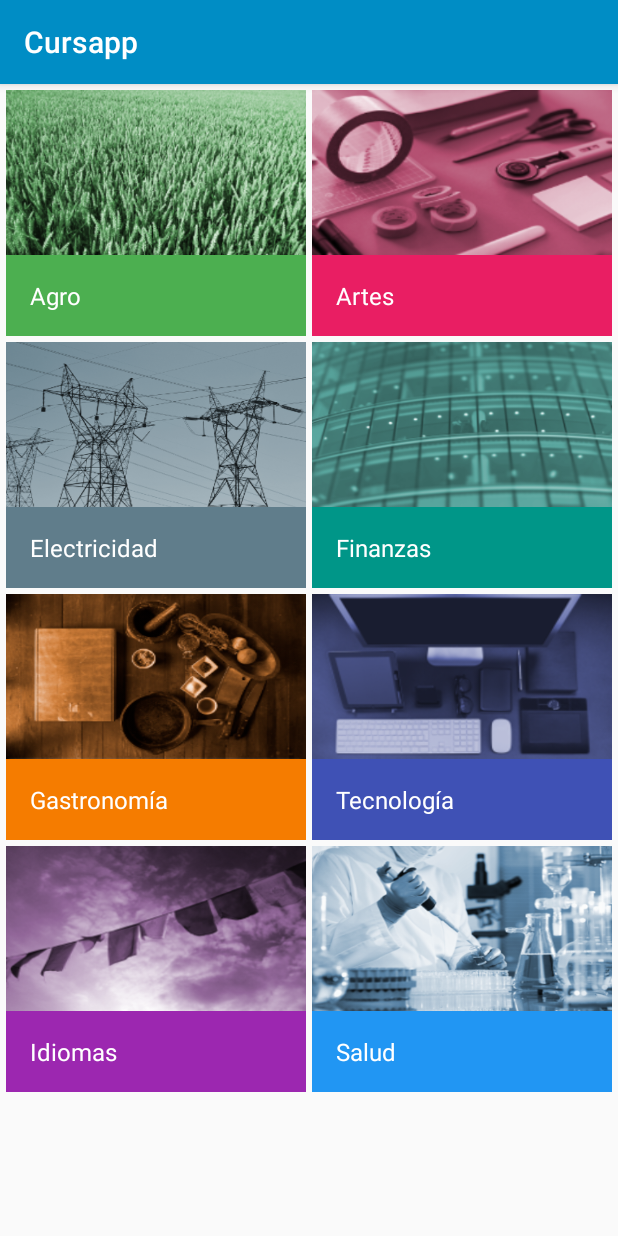
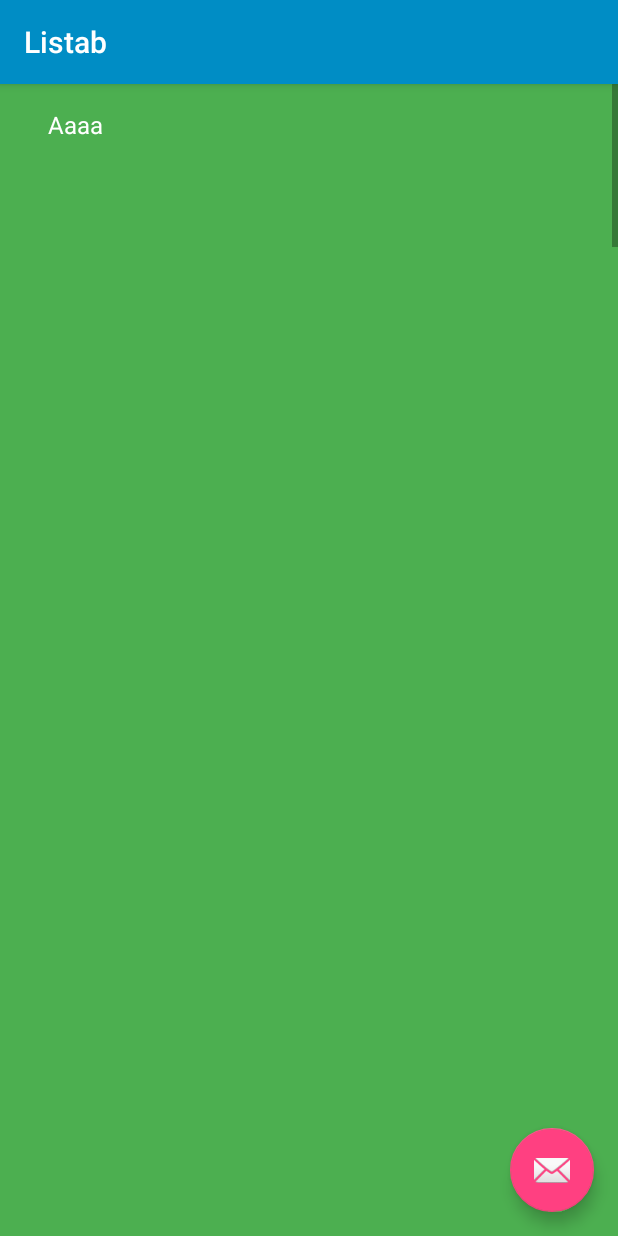
Before and after one commit to LuisLeguizamon/vistas_grid, an Android app: the screen it shows after launch (MainActivity before the commit, Listab after it), after a tap on "Agro", on a phone screen of 412 x 824 dp. Run offline under Robolectric (Android 15) with nearby library versions, the phone set to English and light mode, and no system bars.

Commit message:
lista con recycler view para la segunda vista

```diff
--- a/app/build.gradle
+++ b/app/build.gradle
@@ -23,4 +23,5 @@ dependencies {
     compile fileTree(dir: 'libs', include: ['*.jar'])
     testCompile 'junit:junit:4.12'
     compile 'com.android.support:appcompat-v7:23.1.0'
+    compile 'com.android.support:design:23.1.0'
 }
--- a/app/src/main/AndroidManifest.xml
+++ b/app/src/main/AndroidManifest.xml
@@ -15,6 +15,10 @@
                 <category android:name="android.intent.category.LAUNCHER" />
             </intent-filter>
         </activity>
+        <activity
+            android:name=".Listab"
+            android:label="@string/title_activity_listab"
+            android:theme="@style/AppTheme.NoActionBar"></activity>
     </application>
 
 </manifest>
--- /dev/null
+++ b/app/src/main/java/com/example/luis/vistas_grid/Listab.java
@@ -0,0 +1,50 @@
+package com.example.luis.vistas_grid;
+
+import android.os.Bundle;
+import android.support.design.widget.FloatingActionButton;
+import android.support.design.widget.Snackbar;
+import android.support.v7.app.AppCompatActivity;
+import android.support.v7.widget.LinearLayoutCompat;
+import android.support.v7.widget.LinearLayoutManager;
+import android.support.v7.widget.RecyclerView;
+import android.support.v7.widget.Toolbar;
+import android.view.View;
+
+public class Listab extends AppCompatActivity {
+
+    private RecyclerView mRecyclerView;
+    private RecyclerView.Adapter mAdapter;
+    private RecyclerView.LayoutManager mLayoutManager;
+    static final String[] valores = new String[] {"Aaaa","Bbbbb","Ccccc","Dddddd","Eeeeee"};
+
+    @Override
+    protected void onCreate(Bundle savedInstanceState) {
+        super.onCreate(savedInstanceState);
+        setContentView(R.layout.activity_listab);
+        Toolbar toolbar = (Toolbar) findViewById(R.id.toolbar);
+        setSupportActionBar(toolbar);
+
+        FloatingActionButton fab = (FloatingActionButton) findViewById(R.id.fab);
+        fab.setOnClickListener(new View.OnClickListener() {
+            @Override
+            public void onClick(View view) {
+                Snackbar.make(view, "Replace with your own action", Snackbar.LENGTH_LONG)
+                        .setAction("Action", null).show();
+            }
+        });
+
+        mRecyclerView = (RecyclerView) findViewById(R.id.my_recycler_view);
+
+        //use a linear layout manager
+        mLayoutManager = new LinearLayoutManager(this);
+        mRecyclerView.setLayoutManager(mLayoutManager);
+
+        //specify an adapter
+        mAdapter = new MyAdapterb(valores);
+        mRecyclerView.setAdapter(mAdapter);
+
+        //mRecyclerView.addItemDecoration(new DividerItemDecoration(this));
+
+    }
+
+}
--- a/app/src/main/java/com/example/luis/vistas_grid/MainActivity.java
+++ b/app/src/main/java/com/example/luis/vistas_grid/MainActivity.java
@@ -1,5 +1,6 @@
 package com.example.luis.vistas_grid;
 
+import android.content.Intent;
 import android.media.Image;
 import android.provider.Telephony;
 import android.support.v7.app.AppCompatActivity;
@@ -30,8 +31,13 @@ public class MainActivity extends AppCompatActivity {
 
                 Toast.makeText(MainActivity.this, "Wrong Input", Toast.LENGTH_LONG).show();
             }
-        });
+        });}
 
-    }
+
+    public void ir(View vista){
+        Intent intent = new Intent(this,Listab.class);
+        startActivity(intent);}
+
+
 
 }
--- /dev/null
+++ b/app/src/main/java/com/example/luis/vistas_grid/MyAdapterb.java
@@ -0,0 +1,66 @@
+package com.example.luis.vistas_grid;
+
+import android.support.v7.widget.RecyclerView;
+import android.view.LayoutInflater;
+import android.view.View;
+import android.view.ViewGroup;
+import android.widget.TextView;
+
+/**
+ * Created by luis on 29/01/16.
+ */
+public class MyAdapterb extends RecyclerView.Adapter<MyAdapterb.ViewHolder>{
+    private String[] mDataset;
+
+    // Provide a reference to the views for each data item
+    // Complex data items may need more than one view per item, and
+    // you provide access to all the views for a data item in a view holder
+    public static class ViewHolder extends RecyclerView.ViewHolder {
+        // each data item is just a string in this case
+        public TextView texto;
+
+        public ViewHolder(View v) {
+            super(v);
+            texto= (TextView) v.findViewById(R.id.tx_b);
+        }
+
+        public TextView getTexto(){
+            return texto;
+        }
+    }
+
+
+
+    // Provide a suitable constructor (depends on the kind of dataset)
+    public MyAdapterb(String[] myDataset) {
+        mDataset = myDataset;
+    }
+
+
+    // Create new views (invoked by the layout manager)
+    @Override
+    public MyAdapterb.ViewHolder onCreateViewHolder(ViewGroup parent,int viewType) {
+        // create a new view
+        View v = LayoutInflater.from(parent.getContext()).inflate(R.layout.content_listab, parent, false);
+        // set the view's size, margins, paddings and layout parameters
+        ViewHolder vh = new ViewHolder(v);
+        return vh;
+    }
+
+    // Replace the contents of a view (invoked by the layout manager)
+    @Override
+    public void onBindViewHolder(ViewHolder holder, int position) {
+        // - get element from your dataset at this position
+        // - replace the contents of the view with that element
+        holder.getTexto().setText(mDataset[position]);
+    }
+
+
+
+    // Return the size of your dataset (invoked by the layout manager)
+    @Override
+    public int getItemCount() {
+        return mDataset.length;
+    }
+
+}
--- /dev/null
+++ b/app/src/main/java/com/example/luis/vistas_grid/TextAdapter.java
@@ -0,0 +1,57 @@
+package com.example.luis.vistas_grid;
+
+import android.content.Context;
+import android.view.LayoutInflater;
+import android.view.View;
+import android.view.ViewGroup;
+import android.widget.BaseAdapter;
+import android.widget.TextView;
+
+/**
+ * Created by luis on 27/01/16.
+ */
+public class TextAdapter extends BaseAdapter {
+    private Context contexto;
+    private final String[] valores;
+
+    public TextAdapter(Context context, String[] values){
+        this.contexto=context;
+        this.valores=values;
+    }
+
+    public View getView (int position,View convertView, ViewGroup parent){
+
+        LayoutInflater inflater = (LayoutInflater) contexto.getSystemService(Context.LAYOUT_INFLATER_SERVICE);
+        View listview;
+
+        if (convertView==null){
+
+            listview=new View(contexto);
+
+            //get layout from content_listab.xml
+            listview=inflater.inflate(R.layout.content_listab,null);
+
+            //set value into textview
+            TextView texto = (TextView) listview.findViewById(R.id.tx_b);
+
+            texto.setText(valores[position]);
+
+        }
+
+        else { listview = (View) convertView;}
+
+        return listview;
+    }
+
+
+    @Override
+    public int getCount() { return valores.length;}
+
+    @Override
+    public Object getItem(int position){return null;}
+
+    @Override
+    public long getItemId(int position){return 0;}
+
+
+}
--- /dev/null
+++ b/app/src/main/res/layout/activity_listab.xml
@@ -0,0 +1,41 @@
+<?xml version="1.0" encoding="utf-8"?>
+<android.support.design.widget.CoordinatorLayout xmlns:android="http://schemas.android.com/apk/res/android"
+    xmlns:app="http://schemas.android.com/apk/res-auto"
+    xmlns:tools="http://schemas.android.com/tools"
+    android:layout_width="match_parent"
+    android:layout_height="match_parent"
+    android:fitsSystemWindows="true"
+    tools:context="com.example.luis.vistas_grid.Listab">
+
+    <android.support.design.widget.AppBarLayout
+        android:layout_width="match_parent"
+        android:layout_height="wrap_content"
+        android:theme="@style/AppTheme.AppBarOverlay">
+
+        <android.support.v7.widget.Toolbar
+            android:id="@+id/toolbar"
+            android:layout_width="match_parent"
+            android:layout_height="?attr/actionBarSize"
+            android:background="?attr/colorPrimary"
+            app:popupTheme="@style/AppTheme.PopupOverlay" />
+
+    </android.support.design.widget.AppBarLayout>
+
+    <include layout="@layout/content_listab" />
+
+    <android.support.design.widget.FloatingActionButton
+        android:id="@+id/fab"
+        android:layout_width="wrap_content"
+        android:layout_height="wrap_content"
+        android:layout_gravity="bottom|end"
+        android:layout_margin="@dimen/fab_margin"
+        android:src="@android:drawable/ic_dialog_email" />
+
+
+    <android.support.v7.widget.RecyclerView
+        android:id="@+id/my_recycler_view"
+        android:layout_width="match_parent"
+        android:layout_height="match_parent"
+        android:scrollbars="vertical"/>
+
+</android.support.design.widget.CoordinatorLayout>
--- /dev/null
+++ b/app/src/main/res/layout/content_listab.xml
@@ -0,0 +1,33 @@
+<?xml version="1.0" encoding="utf-8"?>
+<LinearLayout xmlns:android="http://schemas.android.com/apk/res/android"
+    xmlns:app="http://schemas.android.com/apk/res-auto"
+    xmlns:tools="http://schemas.android.com/tools"
+    android:layout_width="match_parent"
+    android:layout_height="match_parent"
+    android:orientation="vertical"
+    tools:context="com.example.luis.vistas_grid.Listab"
+    tools:showIn="@layout/activity_listab"
+    android:background="@color/green"
+    android:paddingLeft="@dimen/activity_horizontal_margin"
+    android:paddingRight="@dimen/activity_horizontal_margin"
+    android:paddingTop="56dp"
+    app:layout_behavior="@string/appbar_scrolling_view_behavior">
+
+
+    <TextView
+        android:layout_width="match_parent"
+        android:layout_height="match_parent"
+        android:fontFamily="sans-serif"
+        android:textSize="16sp"
+        android:padding="16dp"
+        android:textColor="@color/white"
+        android:id="@+id/tx_b"/>
+
+</LinearLayout>
+
+
+
+    <!--    android:paddingLeft="@dimen/activity_horizontal_margin"
+        android:paddingRight="@dimen/activity_horizontal_margin"
+        android:paddingTop="@dimen/activity_vertical_margin"
+        app:layout_behavior="@string/appbar_scrolling_view_behavior"-->
--- a/app/src/main/res/layout/item_list.xml
+++ b/app/src/main/res/layout/item_list.xml
@@ -2,13 +2,14 @@
 <LinearLayout xmlns:android="http://schemas.android.com/apk/res/android"
     android:layout_width="wrap_content"
     android:layout_height="wrap_content"
-    android:orientation="vertical">
+    android:orientation="vertical"
+    android:onClick="ir">
 
     <ImageView
         android:layout_width="match_parent"
         android:layout_height="110dp"
         android:layout_gravity="center"
-        android:id="@+id/image_item" />
+        android:id="@+id/image_item"/>
 
     <TextView
         android:layout_width="match_parent"
@@ -20,6 +21,3 @@
         android:id="@+id/txt_item"/>
 
 </LinearLayout>
-
-
-    <!-- android:background="@color/red_b"-->
--- /dev/null
+++ b/app/src/main/res/values-v21/styles.xml
@@ -0,0 +1,9 @@
+<resources>>
+
+    <style name="AppTheme.NoActionBar">
+        <item name="windowActionBar">false</item>
+        <item name="windowNoTitle">true</item>
+        <item name="android:windowDrawsSystemBarBackgrounds">true</item>
+        <item name="android:statusBarColor">@android:color/transparent</item>
+    </style>
+</resources>
--- a/app/src/main/res/values/dimens.xml
+++ b/app/src/main/res/values/dimens.xml
@@ -2,4 +2,5 @@
     <!-- Default screen margins, per the Android Design guidelines. -->
     <dimen name="activity_horizontal_margin">16dp</dimen>
     <dimen name="activity_vertical_margin">16dp</dimen>
+    <dimen name="fab_margin">16dp</dimen>
 </resources>
--- a/app/src/main/res/values/strings.xml
+++ b/app/src/main/res/values/strings.xml
@@ -1,3 +1,4 @@
 <resources>
     <string name="app_name">Cursapp</string>
+    <string name="title_activity_listab">Listab</string>
 </resources>
--- a/app/src/main/res/values/styles.xml
+++ b/app/src/main/res/values/styles.xml
@@ -8,4 +8,13 @@
         <item name="colorAccent">@color/colorAccent</item>
     </style>
 
+    <style name="AppTheme.NoActionBar">
+        <item name="windowActionBar">false</item>
+        <item name="windowNoTitle">true</item>
+    </style>
+
+    <style name="AppTheme.AppBarOverlay" parent="ThemeOverlay.AppCompat.Dark.ActionBar" />
+
+    <style name="AppTheme.PopupOverlay" parent="ThemeOverlay.AppCompat.Light" />
+
 </resources>
```
